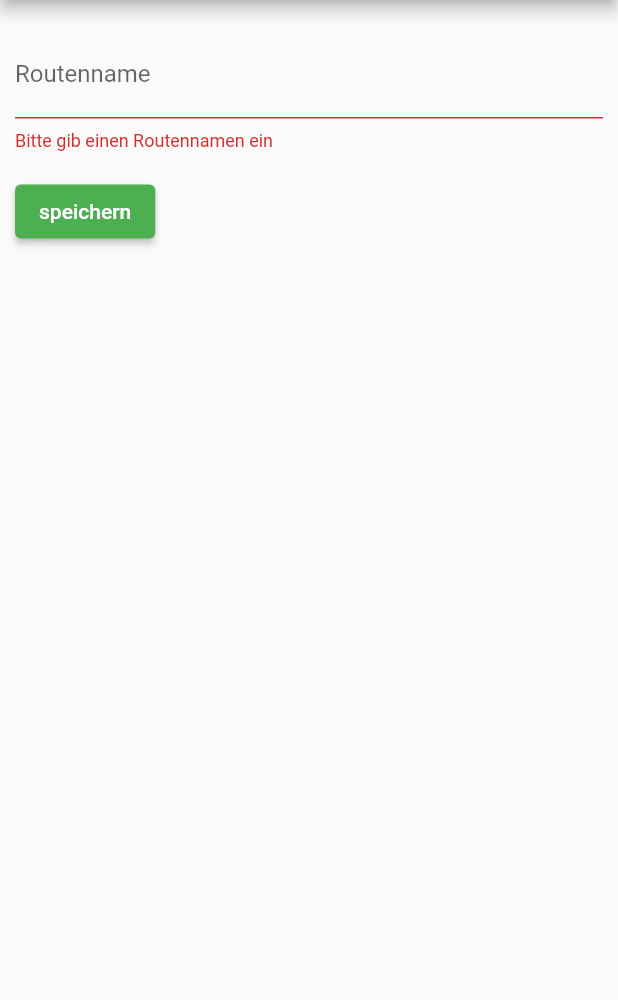
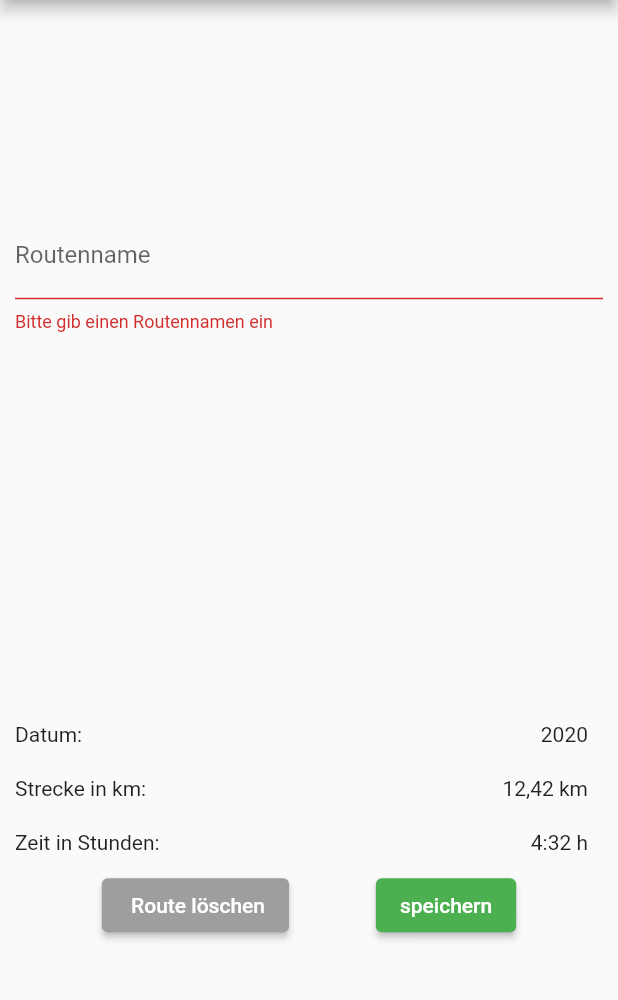
Before and after one commit to Neyttirri/Strollr, a Flutter app: the RouteSaver screen opened directly, after a tap on "speichern", on a phone screen of 412 x 824 dp, the part 84-1084 px from its top. Run offline on Flutter 3.47's test engine with Material 2 defaults, Android fonts, the phone set to English and light mode, and no system bars; our stand-ins replace charts_flutter, extended_image, fluttertoast, geolocator, google_maps_flutter, image_picker and 5 more; missing offline and left inert: animated_check, dart:ffi, flutter_polyline_points, gpx, image_editor; accounts and stored records are empty.

Commit message:
created save_route UI

```diff
--- a/strollr/lib/route_pages/save_route.dart
+++ b/strollr/lib/route_pages/save_route.dart
@@ -1,6 +1,8 @@
 import 'package:flutter/material.dart';
 import 'package:strollr/Tabs/routes.dart';
 import '../style.dart';
+
+final _formKey = GlobalKey<FormState>();
 
 class RouteSaver extends StatefulWidget {
   _RouteSaverState createState() => _RouteSaverState();
@@ -17,11 +19,12 @@ class _RouteSaverState extends State<RouteSaver> {
         ),
         body: Center(
             child: Container(
-          padding: EdgeInsets.fromLTRB(10, 20, 10, 20),
-          child: Column(
-            children: [RouteForm()],
-          ),
-        )));
+                padding: EdgeInsets.fromLTRB(10, 20, 10, 20),
+                child: SingleChildScrollView(
+                  child: Column(
+                    children: [RouteForm(), buttonRow(context)],
+                  ),
+                ))));
   }
 }
 
@@ -33,7 +36,7 @@ class RouteForm extends StatefulWidget {
 }
 
 class RouteFormState extends State<RouteForm> {
-  final _formKey = GlobalKey<FormState>(); //related to WalkID
+  //related to WalkID
 
   @override
   Widget build(BuildContext context) {
@@ -53,21 +56,37 @@ class RouteFormState extends State<RouteForm> {
               return null;
             },
           ),
+          SizedBox(
+            height: 250,
+          ), //insert map
           Padding(
-            padding: const EdgeInsets.symmetric(vertical: 16.0),
-            child: ElevatedButton(
-              style: ButtonStyle(
-                backgroundColor: MaterialStateProperty.all(Colors.green),
-              ),
-              onPressed: () {
-                if (_formKey.currentState!.validate()) {
-                  ScaffoldMessenger.of(context).showSnackBar(
-                      SnackBar(content: Text('Route wird gespeichert')));
-                  Navigator.of(context)
-                      .push(MaterialPageRoute(builder: (context) => Routes()));
-                }
-              },
-              child: Text('speichern'),
+            padding: EdgeInsets.fromLTRB(0, 10, 10, 10),
+            child: Row(
+              children: <Widget>[
+                Text("Datum:"),
+                Spacer(),
+                Text("2020"),
+              ],
+            ),
+          ),
+          Padding(
+            padding: EdgeInsets.fromLTRB(0, 10, 10, 10),
+            child: Row(
+              children: <Widget>[
+                Text("Strecke in km:"),
+                Spacer(),
+                Text("12,42 km"),
+              ],
+            ),
+          ),
+          Padding(
+            padding: EdgeInsets.fromLTRB(0, 10, 10, 10),
+            child: Row(
+              children: <Widget>[
+                Text("Zeit in Stunden:"),
+                Spacer(),
+                Text("4:32 h"),
+              ],
             ),
           ),
         ],
@@ -75,3 +94,45 @@ class RouteFormState extends State<RouteForm> {
     );
   }
 }
+
+Widget saveButton(BuildContext context) {
+  return ElevatedButton(
+    style: ButtonStyle(
+      backgroundColor: MaterialStateProperty.all(Colors.green),
+    ),
+    onPressed: () {
+      if (_formKey.currentState!.validate()) {
+        ScaffoldMessenger.of(context)
+            .showSnackBar(SnackBar(content: Text('Route wird gespeichert')));
+        Navigator.of(context)
+            .push(MaterialPageRoute(builder: (context) => Routes()));
+      }
+    },
+    child: Text('speichern'),
+  );
+}
+
+Widget deleteButton(BuildContext context) {
+  return ElevatedButton(
+    style: ButtonStyle(
+      backgroundColor: MaterialStateProperty.all(Colors.grey),
+    ),
+    onPressed: () {
+      if (_formKey.currentState!.validate()) {
+        ScaffoldMessenger.of(context)
+            .showSnackBar(SnackBar(content: Text('Route wird gelöscht')));
+        Navigator.of(context)
+            .push(MaterialPageRoute(builder: (context) => Routes()));
+      }
+    },
+    child: Text(' Route löschen'),
+  );
+}
+
+Widget buttonRow(BuildContext context) {
+  return Container(
+      child: Row(
+    mainAxisAlignment: MainAxisAlignment.spaceEvenly,
+    children: [deleteButton(context), saveButton(context)],
+  ));
+}
```
